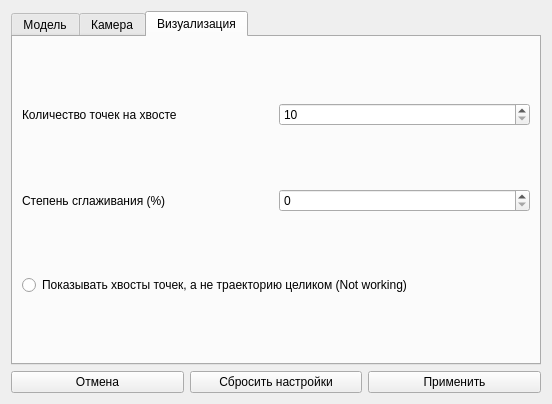
This is src/formPreferences.ui in chaoticsyst/dynsys as Qt 5 draws it before an edit. The edited form follows.
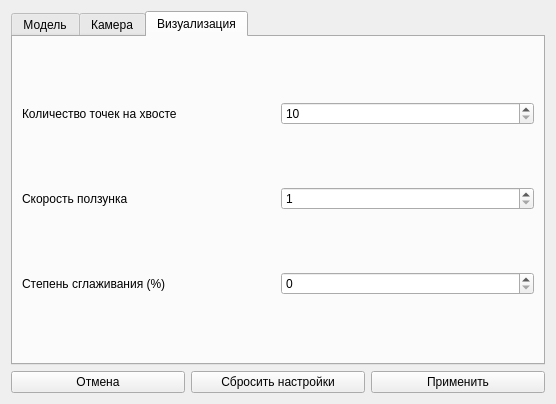
This is the edited form. The open tabs and pages were chosen to show the change.

What changed in the file:
```diff
--- a/src/formPreferences.ui
+++ b/src/formPreferences.ui
@@ -9,7 +9,7 @@
    <rect>
     <x>0</x>
     <y>0</y>
-    <width>552</width>
+    <width>556</width>
     <height>404</height>
    </rect>
   </property>
@@ -264,17 +264,6 @@
         </layout>
        </item>
        <item row="2" column="0">
-        <layout class="QVBoxLayout" name="verticalLayout">
-         <item>
-          <widget class="QRadioButton" name="tailsCheckBox">
-           <property name="text">
-            <string>Показывать хвосты точек, а не траекторию целиком (Not working)</string>
-           </property>
-          </widget>
-         </item>
-        </layout>
-       </item>
-       <item row="1" column="0">
         <layout class="QHBoxLayout" name="horizontalLayout_9">
          <item>
           <widget class="QLabel" name="label_8">
@@ -295,6 +284,27 @@
          </item>
         </layout>
        </item>
+       <item row="1" column="0">
+        <layout class="QHBoxLayout" name="horizontalLayout_11">
+         <item>
+          <widget class="QLabel" name="label_10">
+           <property name="text">
+            <string>Скорость ползунка</string>
+           </property>
+          </widget>
+         </item>
+         <item>
+          <widget class="QSpinBox" name="timerSpeed">
+           <property name="minimum">
+            <number>1</number>
+           </property>
+           <property name="maximum">
+            <number>20</number>
+           </property>
+          </widget>
+         </item>
+        </layout>
+       </item>
       </layout>
      </widget>
     </widget>
```
Left out of the diff: 41 changed lines with no effect on the pictures.
